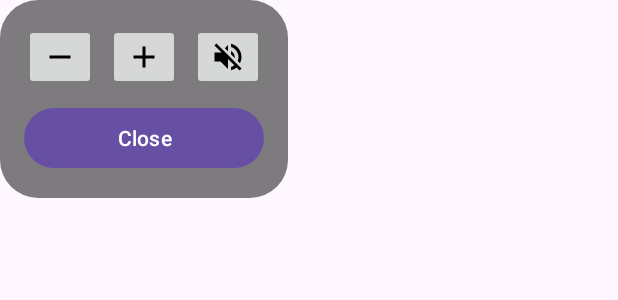
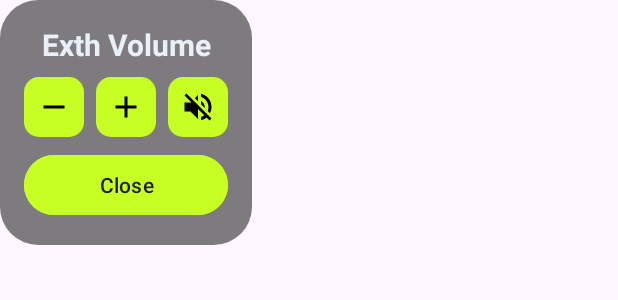
Before and after one commit to nudriin/VolumeR, an Android app: the layout overlay_layout.xml on its own in the app's theme, with its tools: preview values and no code run, on a phone screen of 412 x 824 dp. Shown: the top 300 px of the screen. Run offline under Robolectric (Android 15) with nearby library versions, the phone set to English and light mode, and no system bars.

```diff
--- /dev/null
+++ b/app/src/main/res/drawable/rounded_lime_bg.xml
@@ -0,0 +1,5 @@
+<?xml version="1.0" encoding="utf-8"?>
+<shape xmlns:android="http://schemas.android.com/apk/res/android">
+    <solid android:color="@color/lime" />
+    <corners android:radius="10dp" />
+</shape>
--- a/app/src/main/res/layout/overlay_layout.xml
+++ b/app/src/main/res/layout/overlay_layout.xml
@@ -1,5 +1,6 @@
 <?xml version="1.0" encoding="utf-8"?>
 <LinearLayout xmlns:android="http://schemas.android.com/apk/res/android"
+    xmlns:app="http://schemas.android.com/apk/res-auto"
     android:id="@+id/overlayContainer"
     android:layout_width="wrap_content"
     android:layout_height="wrap_content"
@@ -7,30 +8,43 @@
     android:background="@drawable/rounded_bg"
     android:padding="16dp">
 
+    <TextView
+        android:layout_width="match_parent"
+        android:layout_height="wrap_content"
+        android:textColor="@color/ash"
+        android:textStyle="bold"
+        android:textAlignment="center"
+        android:textSize="20sp"
+        android:text="Exth Volume" />
+
     <LinearLayout
         android:layout_width="match_parent"
         android:layout_height="wrap_content"
         android:orientation="horizontal"
+        android:layout_marginTop="8dp"
         android:gravity="center">
 
         <ImageButton
             android:id="@+id/btnVolumeDown"
-            android:layout_width="wrap_content"
-            android:layout_height="wrap_content"
+            android:layout_width="40dp"
+            android:layout_height="40dp"
+            android:background="@drawable/rounded_lime_bg"
             android:src="@drawable/remove"
             android:layout_marginEnd="8dp" />
 
         <ImageButton
             android:id="@+id/btnVolumeUp"
-            android:layout_width="wrap_content"
-            android:layout_height="wrap_content"
+            android:layout_width="40dp"
+            android:layout_height="40dp"
+            android:background="@drawable/rounded_lime_bg"
             android:src="@drawable/add"
             android:layout_marginEnd="8dp" />
 
         <ImageButton
             android:id="@+id/btnMute"
-            android:layout_width="wrap_content"
-            android:layout_height="wrap_content"
+            android:layout_width="40dp"
+            android:layout_height="40dp"
+            android:background="@drawable/rounded_lime_bg"
             android:src="@drawable/mute" />
     </LinearLayout>
 
@@ -39,5 +53,7 @@
         android:layout_width="match_parent"
         android:layout_height="wrap_content"
         android:text="Close"
+        android:backgroundTint="@color/lime"
+        android:textColor="@color/dark"
         android:layout_marginTop="8dp" />
 </LinearLayout>
--- a/app/src/main/res/values/colors.xml
+++ b/app/src/main/res/values/colors.xml
@@ -2,4 +2,14 @@
 <resources>
     <color name="black">#FF000000</color>
     <color name="white">#FFFFFFFF</color>
+    <color name="lime">#C7FF24</color>
+    <color name="limeDark">#A7CD36</color>
+    <color name="limeSecond">#D5ED8F</color>
+    <color name="blues">#2f5bf2</color>
+    <color name="ash">#EAF0F8</color>
+    <color name="dark">#1B1B1B</color>
+    <color name="label_a">#00803D</color>
+    <color name="label_b">#86BC26</color>
+    <color name="label_c">#F7A832</color>
+    <color name="label_d">#BC1717</color>
 </resources>
```
Also changed, not shown: app/src/main/java/com/nudriin/volumer/MainActivity.kt (+2 -22 lines), app/src/main/java/com/nudriin/volumer/VolumeOverlayService.kt (+2 -13 lines).
